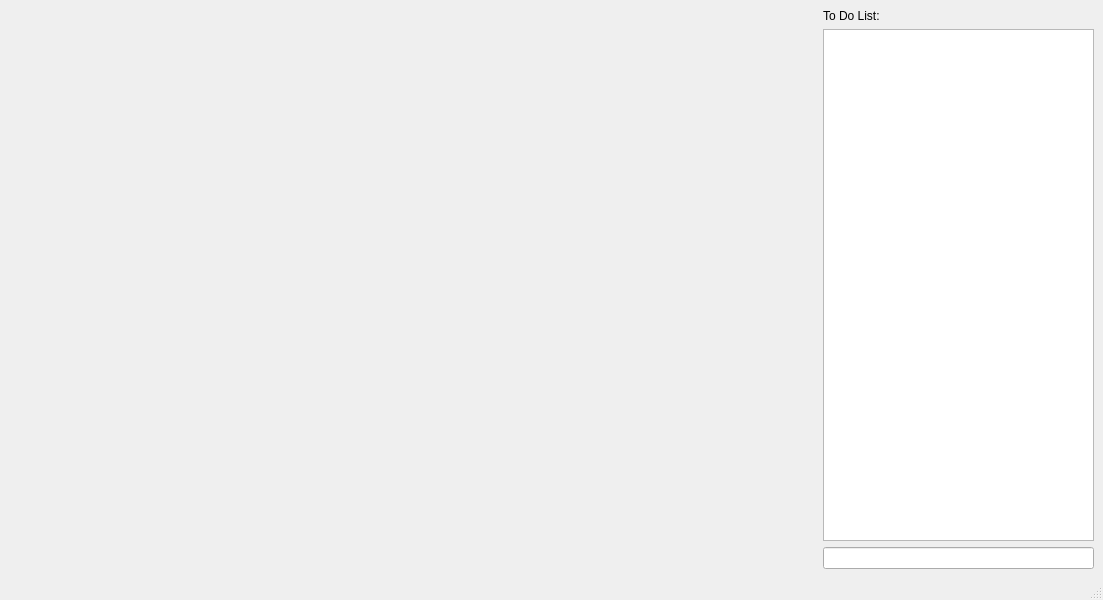
Qt form kOrganizify/src/mainwindow.ui (jelisavetagavrilovic/kOrganizify) before a commit.
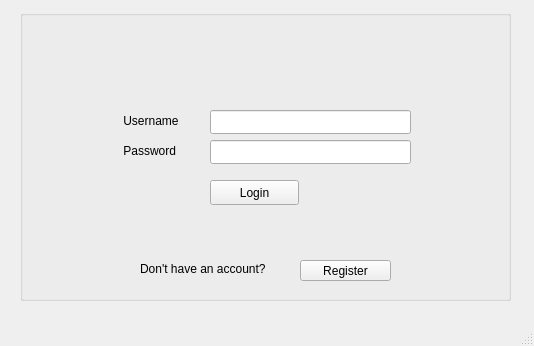
The same form after that commit.

The edit to the form file:
```diff
--- a/kOrganizify/src/mainwindow.ui
+++ b/kOrganizify/src/mainwindow.ui
@@ -6,72 +6,131 @@
    <rect>
     <x>0</x>
     <y>0</y>
-    <width>1103</width>
-    <height>600</height>
+    <width>534</width>
+    <height>346</height>
    </rect>
   </property>
   <property name="windowTitle">
    <string>MainWindow</string>
   </property>
   <widget class="QWidget" name="centralwidget">
-   <layout class="QHBoxLayout" name="horizontalLayout">
-    <item>
-     <spacer name="horizontalSpacer">
-      <property name="orientation">
-       <enum>Qt::Horizontal</enum>
-      </property>
-      <property name="sizeHint" stdset="0">
-       <size>
-        <width>40</width>
-        <height>20</height>
-       </size>
-      </property>
-     </spacer>
-    </item>
-    <item>
-     <spacer name="horizontalSpacer_3">
-      <property name="orientation">
-       <enum>Qt::Horizontal</enum>
-      </property>
-      <property name="sizeHint" stdset="0">
-       <size>
-        <width>40</width>
-        <height>20</height>
-       </size>
-      </property>
-     </spacer>
-    </item>
-    <item>
-     <spacer name="horizontalSpacer_2">
-      <property name="orientation">
-       <enum>Qt::Horizontal</enum>
-      </property>
-      <property name="sizeHint" stdset="0">
-       <size>
-        <width>40</width>
-        <height>20</height>
-       </size>
-      </property>
-     </spacer>
-    </item>
-    <item>
-     <layout class="QVBoxLayout" name="verticalLayout">
-      <item>
-       <widget class="QLabel" name="lbToDoList">
-        <property name="text">
-         <string>To Do List:</string>
-        </property>
-       </widget>
-      </item>
-      <item>
-       <widget class="QListWidget" name="lwToDoList"/>
-      </item>
-      <item>
-       <widget class="QLineEdit" name="leInput"/>
-      </item>
-     </layout>
-    </item>
-   </layout>
+   <widget class="QGroupBox" name="gbLogin">
+    <property name="geometry">
+     <rect>
+      <x>20</x>
+      <y>10</y>
+      <width>491</width>
+      <height>291</height>
+     </rect>
+    </property>
+    <property name="title">
+     <string/>
+    </property>
+    <widget class="QLabel" name="lblUsername">
+     <property name="geometry">
+      <rect>
+       <x>100</x>
+       <y>100</y>
+       <width>91</width>
+       <height>21</height>
+      </rect>
+     </property>
+     <property name="tabletTracking">
+      <bool>false</bool>
+     </property>
+     <property name="autoFillBackground">
+      <bool>false</bool>
+     </property>
+     <property name="text">
+      <string> Username</string>
+     </property>
+    </widget>
+    <widget class="QLabel" name="lblPassword">
+     <property name="geometry">
+      <rect>
+       <x>100</x>
+       <y>130</y>
+       <width>91</width>
+       <height>21</height>
+      </rect>
+     </property>
+     <property name="text">
+      <string> Password</string>
+     </property>
+    </widget>
+    <widget class="QLineEdit" name="leUsername">
+     <property name="geometry">
+      <rect>
+       <x>190</x>
+       <y>100</y>
+       <width>201</width>
+       <height>24</height>
+      </rect>
+     </property>
+    </widget>
+    <widget class="QLineEdit" name="lePassword">
+     <property name="geometry">
+      <rect>
+       <x>190</x>
+       <y>130</y>
+       <width>201</width>
+       <height>24</height>
+      </rect>
+     </property>
+    </widget>
+    <widget class="QPushButton" name="btnLogin">
+     <property name="geometry">
+      <rect>
+       <x>190</x>
+       <y>170</y>
+       <width>89</width>
+       <height>25</height>
+      </rect>
+     </property>
+     <property name="text">
+      <string>Login</string>
+     </property>
+    </widget>
+    <widget class="QLabel" name="lblRegister">
+     <property name="geometry">
+      <rect>
+       <x>120</x>
+       <y>250</y>
+       <width>161</width>
+       <height>17</height>
+      </rect>
+     </property>
+     <property name="text">
+      <string>Don't have an account?</string>
+     </property>
+    </widget>
+    <widget class="QPushButton" name="btnRegister">
+     <property name="geometry">
+      <rect>
+       <x>280</x>
+       <y>250</y>
+       <width>91</width>
+       <height>21</height>
+      </rect>
+     </property>
+     <property name="text">
+      <string>Register</string>
+     </property>
+    </widget>
+    <widget class="QLabel" name="lblStatus">
+     <property name="geometry">
+      <rect>
+       <x>110</x>
+       <y>210</y>
+       <width>291</width>
+       <height>20</height>
+      </rect>
+     </property>
+     <property name="text">
+      <string/>
+     </property>
+    </widget>
+   </widget>
   </widget>
   <widget class="QMenuBar" name="menubar">
    <property name="geometry">
```
Left out of the diff: 4 changed lines with no effect on the pictures.
